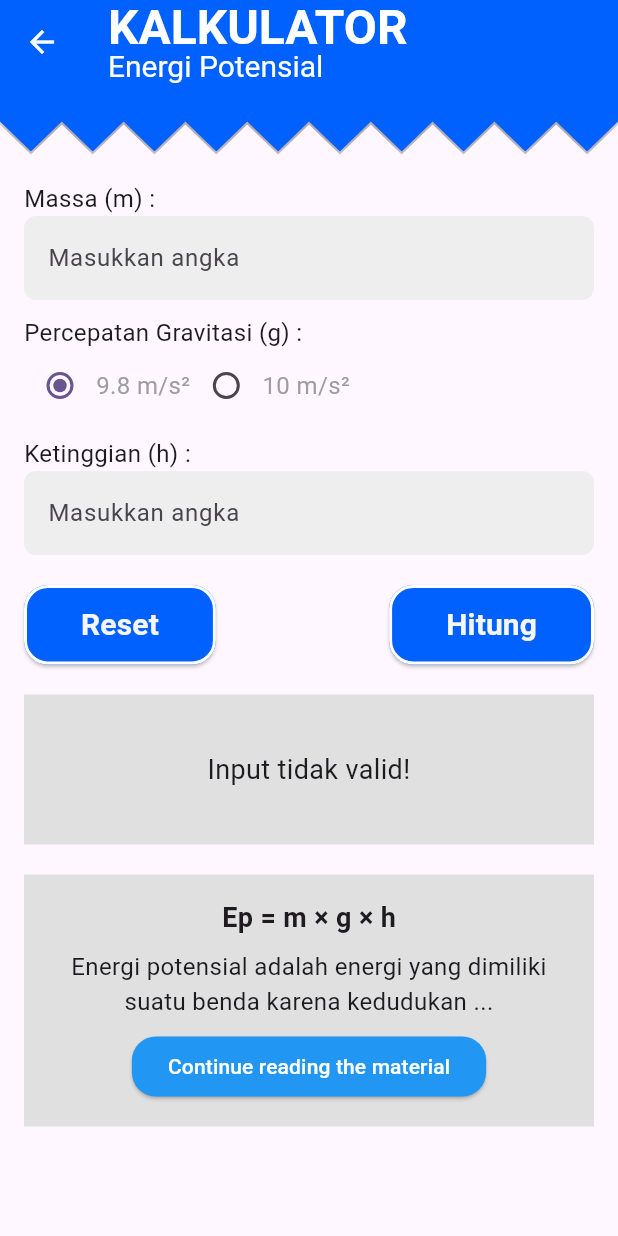
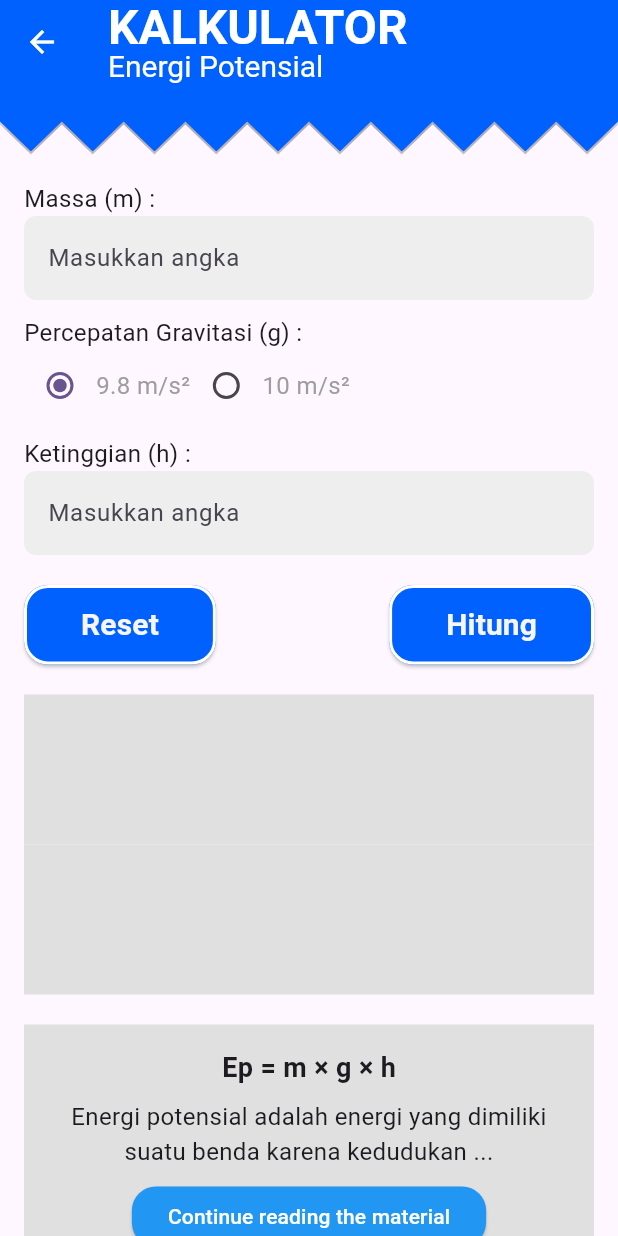
Before and after one commit to DesrielKiki/sunco_physics, a Flutter app: the PotentialEnergyCalculatorScreen screen opened by its route, after a tap on "Hitung", on a phone screen of 412 x 824 dp. Run offline on Flutter 3.47's test engine with Material 3 defaults, Android fonts, the light colour scheme and no system bars; our stand-ins replace cloud_firestore, firebase_auth, firebase_core, firebase_storage, image_picker, shared_preferences; accounts and stored records are empty.

Commit message:
:wrench: modify energy potential energy

```diff
--- a/lib/presentation/screen/calculator/calculator_list/potential_energy_calculator.dart
+++ b/lib/presentation/screen/calculator/calculator_list/potential_energy_calculator.dart
@@ -1,4 +1,5 @@
 import 'package:flutter/material.dart';
+import 'package:sunco_physics/presentation/component/output_calculator.dart';
 import 'package:sunco_physics/presentation/theme/color_config.dart';
 
 class PotentialEnergyCalculatorScreen extends StatefulWidget {
@@ -22,11 +23,19 @@ class _PotentialEnergyCalculatorScreenState
   late Animation<double> _shadowAnimation;
   late Animation<double> _opacityAnimation;
 
+  String? _known;
+  String? _asked;
+  String? _answer;
+  String? _conclusion;
+
   void _resetFields() {
     setState(() {
       _massaController.clear();
       _ketinggianController.clear();
-      _result = '';
+      _known = null;
+      _asked = null;
+      _answer = null;
+      _conclusion = null;
     });
   }
 
@@ -36,12 +45,23 @@ class _PotentialEnergyCalculatorScreenState
 
     if (massa != null && ketinggian != null) {
       final double energiPotensial = massa * _selectedGravitasi * ketinggian;
-      setState(() {
-        _result = 'Energi Potensial: $energiPotensial Joule';
-      });
+
+      setState(
+        () {
+          _known =
+              "Massa (m) = $massa kg\nGravitasi (g) = $_selectedGravitasi m/s²\nKetinggian (h) = $ketinggian m";
+          _asked = "Energi potensial (Ep)";
+          _answer =
+              "Ep = m × g × h\nEp = $massa × $_selectedGravitasi × $ketinggian\nEp = $energiPotensial Joule";
+          _conclusion = "Energi potensial benda adalah $energiPotensial Joule.";
+        },
+      );
     } else {
       setState(() {
-        _result = 'Input tidak valid!';
+        _known = null;
+        _asked = null;
+        _answer = null;
+        _conclusion = null;
       });
     }
   }
@@ -282,6 +302,21 @@ class _PotentialEnergyCalculatorScreenState
                   const SizedBox(height: 20),
                   Container(
                     width: double.infinity,
+                    color: Colors.grey.shade300,
+                    child: _answer != null
+                        ? OutputCalculator(
+                            known: _known ?? '',
+                            asked: _asked ?? '',
+                            answer: _answer ?? '',
+                            conclusion: _conclusion ?? '',
+                          )
+                        : const SizedBox(
+                            height: 100,
+                            width: double.infinity,
+                          ),
+                  ),
+                  Container(
+                    width: double.infinity,
                     height: 100,
                     color: Colors.grey.shade300,
                     child: Center(
```
